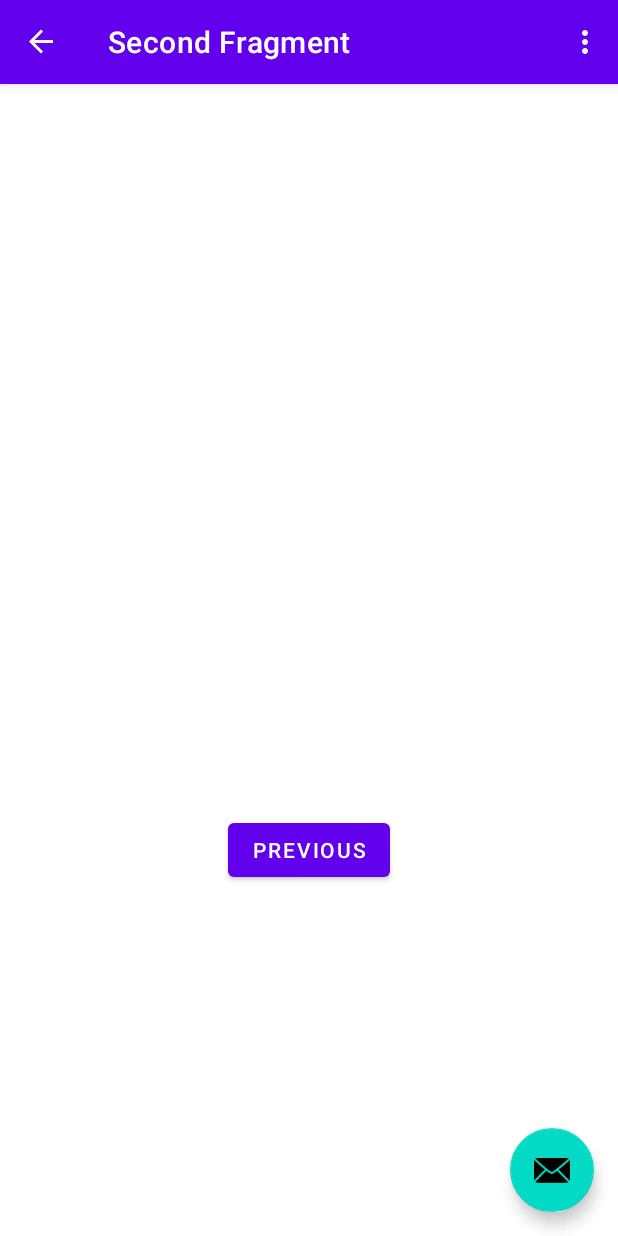
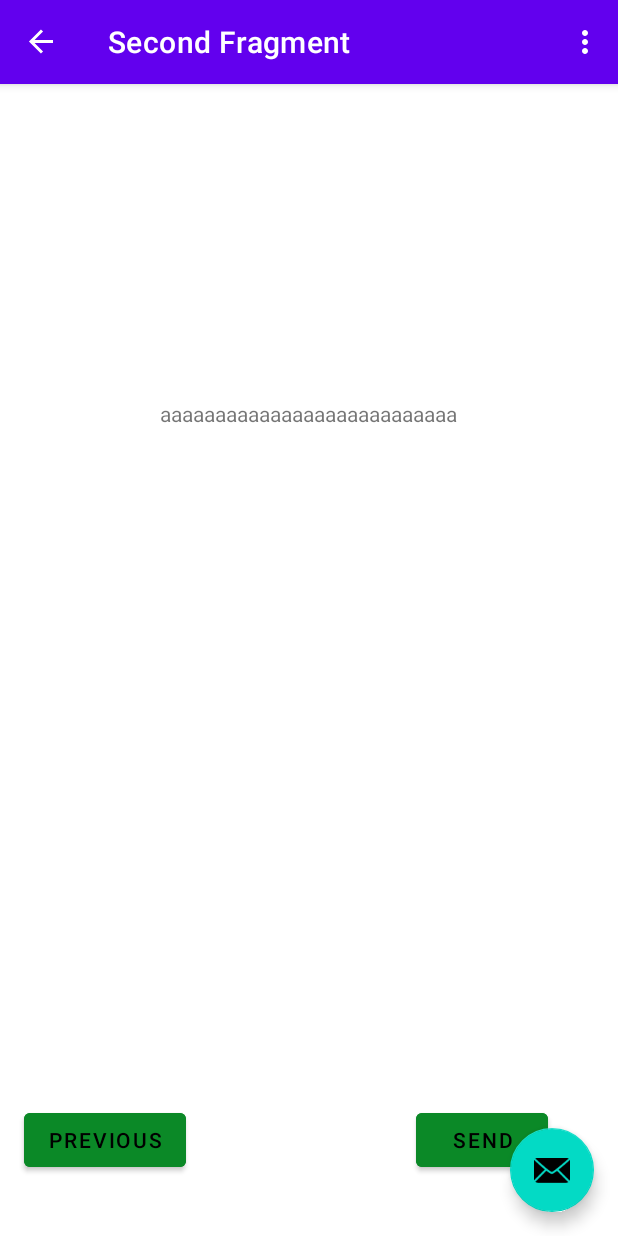
Before and after one commit to AkaciaPark/xmas-letter, an Android app: the SecondFragment screen opened through its navigation route, on a phone screen of 412 x 824 dp. Run offline under Robolectric (Android 15) with nearby library versions, the phone set to English and light mode, and no system bars; our stand-ins replace navigation-ui.

Commit message:
added send buttom on the second fragment

```diff
--- a/app/src/main/res/layout/fragment_first.xml
+++ b/app/src/main/res/layout/fragment_first.xml
@@ -20,6 +20,7 @@
         \n\nIf you said 'no', what a shame!!\nPromise to me, Rudolph, that you gonna be better next
          year and now hurry up... go write a letter to Santa Claus!"
         android:textSize="16dp"
+
         app:layout_constraintBottom_toTopOf="@id/button_first"
         app:layout_constraintEnd_toEndOf="parent"
         app:layout_constraintHorizontal_bias="0.461"
@@ -40,4 +41,13 @@
         app:layout_constraintHorizontal_bias="0.712"
         app:layout_constraintStart_toStartOf="parent" />
 
+    <ImageView
+        android:id="@+id/imageView"
+        android:layout_width="116dp"
+        android:layout_height="108dp"
+        android:layout_marginEnd="24dp"
+        android:src="@drawable/reindeer"
+        app:layout_constraintEnd_toStartOf="@+id/button_first"
+        tools:layout_editor_absoluteY="601dp" />
+
 </androidx.constraintlayout.widget.ConstraintLayout>
--- a/app/src/main/res/layout/fragment_second.xml
+++ b/app/src/main/res/layout/fragment_second.xml
@@ -10,18 +10,37 @@
         android:id="@+id/textview_second"
         android:layout_width="wrap_content"
         android:layout_height="wrap_content"
-        app:layout_constraintBottom_toTopOf="@id/button_second"
+        android:text="aaaaaaaaaaaaaaaaaaaaaaaaaaa"
+        app:layout_constraintBottom_toTopOf="@+id/button_second"
         app:layout_constraintEnd_toEndOf="parent"
+        app:layout_constraintHorizontal_bias="0.497"
         app:layout_constraintStart_toStartOf="parent"
-        app:layout_constraintTop_toTopOf="parent" />
+        app:layout_constraintTop_toTopOf="parent"
+        app:layout_constraintVertical_bias="0.318" />
 
     <Button
         android:id="@+id/button_second"
         android:layout_width="wrap_content"
         android:layout_height="wrap_content"
+        android:layout_marginBottom="40dp"
+        android:backgroundTint="#0B8927"
         android:text="@string/previous"
+        android:textColor="#000000"
         app:layout_constraintBottom_toBottomOf="parent"
         app:layout_constraintEnd_toEndOf="parent"
-        app:layout_constraintStart_toStartOf="parent"
-        app:layout_constraintTop_toBottomOf="@id/textview_second" />
+        app:layout_constraintHorizontal_bias="0.052"
+        app:layout_constraintStart_toStartOf="parent" />
+
+    <Button
+        android:id="@+id/button_send"
+        android:layout_width="wrap_content"
+        android:layout_height="wrap_content"
+        android:layout_marginBottom="40dp"
+        android:backgroundTint="#0B8927"
+        android:text="Send"
+        android:textColor="#000000"
+        app:layout_constraintBottom_toBottomOf="parent"
+        app:layout_constraintEnd_toEndOf="parent"
+        app:layout_constraintHorizontal_bias="0.768"
+        app:layout_constraintStart_toEndOf="@+id/button_second" />
 </androidx.constraintlayout.widget.ConstraintLayout>
```
Also changed, not shown: app/src/main/res/drawable-nodpi/reindeer.png (added).
